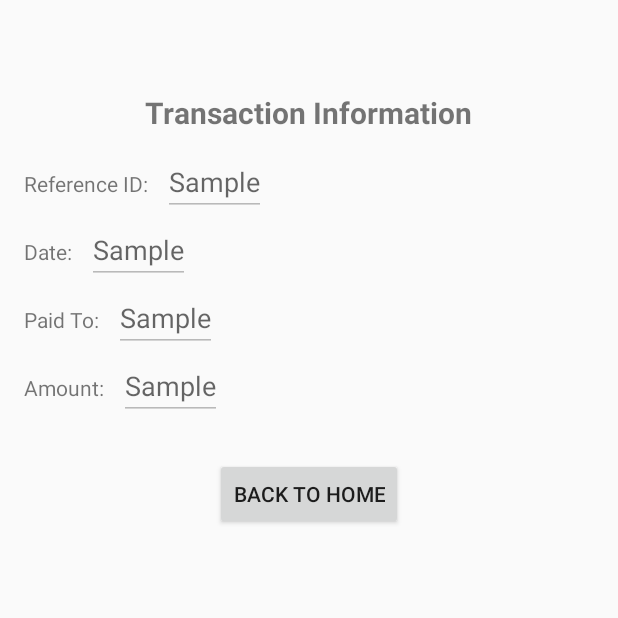
After one commit to LCGG-Group/Price2Beat, an Android app: the TransactionActivity screen opened directly, with no data from a screen before it, on a phone screen of 412 x 824 dp, the top half of it. The commit adds this screen. Run offline under Robolectric (Android 15) with nearby library versions, the phone set to English and light mode, and no system bars; our stand-ins replace Firebase (no records; nobody signed in at launch, a user with empty details on screens opened directly); libraries missing offline, so code that uses them is left out: com.facebook.

Commit message:
- Created Transaction Page

```diff
--- a/app/src/main/AndroidManifest.xml
+++ b/app/src/main/AndroidManifest.xml
@@ -43,6 +43,9 @@
             android:name=".ForgotPasswordActivity"
             android:label="Forgot Password" />
         <activity
+            android:name=".TransactionActivity"
+            android:label="Reference Information" />
+        <activity
             android:name=".MainActivity"
             android:label="@string/app_name">
             <meta-data
--- a/app/src/main/java/com/lcgg/price2beat/MarketAdapter.java
+++ b/app/src/main/java/com/lcgg/price2beat/MarketAdapter.java
@@ -56,12 +56,12 @@ public class MarketAdapter extends RecyclerView.Adapter<MarketAdapter.MyViewHold
     private Transaction transaction;
 
 
+    Store storeName;
     String p, it , amount, referenceId, store, refDatePay;
-    EditText editAmountPay;
 
     FirebaseAuth auth;
     FirebaseDatabase database = FirebaseDatabase.getInstance();
-    DatabaseReference refWallet, refTransactions, refPoints;
+    DatabaseReference refWallet, refTransactions, refPoints, refStore;
 
     public MarketAdapter(Context mContext, ArrayList<Market> markets) {
         this.mContext = mContext;
@@ -180,20 +180,12 @@ public class MarketAdapter extends RecyclerView.Adapter<MarketAdapter.MyViewHold
         refTransactions.addListenerForSingleValueEvent(valueEventListenerTransaction);
     }
     private void processPay(String name, String price) {
-        addTransaction();
 
         if(Double.valueOf(price) > wallet.getAmount()){
             alertBox("Insufficient funds", "Go to your wallet and add money.");
         }
-        else{
-            Intent i = new Intent(mContext, MainActivity.class);
-            i.putExtra("referenceId", referenceId);
-            i.putExtra("name", name);
-            i.putExtra("price", price);
-            i.putExtra("date", refDatePay);
-            i.putExtra("payTo", store);
-            mContext.startActivity(i);
-        }
+        else
+            addTransaction();
     }
     private ValueEventListener valueEventListenerPay = new ValueEventListener() {
         @Override
@@ -218,14 +210,7 @@ public class MarketAdapter extends RecyclerView.Adapter<MarketAdapter.MyViewHold
             String refGenerated = String.format("%04d", generator.nextInt(10000));
             String refDate = refDatePay.split("-")[2];
 
-            referenceId = refDate + refGenerated;
-
-            refTransactions.child(referenceId);
-            refTransactions.child(referenceId).child("refNumber").setValue(referenceId);
-            refTransactions.child(referenceId).child("date").setValue(refDatePay);
-            refTransactions.child(referenceId).child("item").setValue(it);
-            refTransactions.child(referenceId).child("amount").setValue(p);
-            refTransactions.child(referenceId).child("payTo").setValue(store);
+            referenceId = refDate + "-" + refGenerated;
 
             refWallet.child(auth.getUid()).addListenerForSingleValueEvent(new ValueEventListener() {
                 @Override
@@ -268,6 +253,37 @@ public class MarketAdapter extends RecyclerView.Adapter<MarketAdapter.MyViewHold
 
                 }
             });
+
+            refTransactions.child(referenceId);
+            refTransactions.child(referenceId).child("refNumber").setValue(referenceId);
+            refTransactions.child(referenceId).child("date").setValue(refDatePay);
+            refTransactions.child(referenceId).child("item").setValue(it);
+            refTransactions.child(referenceId).child("amount").setValue(p);
+            refTransactions.child(referenceId).child("claimed").setValue(false);
+
+            refStore = database.getReference("Store").child(store);
+            refStore.addListenerForSingleValueEvent(new ValueEventListener() {
+                @Override
+                public void onDataChange(@NonNull DataSnapshot dataSnapshot) {
+                    storeName = dataSnapshot.getValue(Store.class);
+                    refTransactions.child(referenceId).child("payTo").setValue(storeName.getName());
+
+                    Intent intent = new Intent(mContext, TransactionActivity.class);
+                    intent.putExtra("payRefId", referenceId);
+                    intent.putExtra("payName", it);
+                    intent.putExtra("payPrice", p);
+                    intent.putExtra("payDate", refDatePay);
+                    intent.putExtra("payTo",storeName.getName());
+                    mContext.startActivity(intent);
+                }
+
+                @Override
+                public void onCancelled(@NonNull DatabaseError databaseError) {
+
+                }
+            });
+
+
         }
         @Override
         public void onCancelled(@NonNull DatabaseError databaseError) {
--- /dev/null
+++ b/app/src/main/java/com/lcgg/price2beat/TransactionActivity.java
@@ -0,0 +1,91 @@
+package com.lcgg.price2beat;
+
+import android.animation.Animator;
+import android.animation.AnimatorListenerAdapter;
+import android.annotation.TargetApi;
+import android.content.Context;
+import android.content.pm.PackageManager;
+import android.support.annotation.NonNull;
+import android.support.design.widget.Snackbar;
+import android.support.v7.app.AppCompatActivity;
+import android.app.LoaderManager.LoaderCallbacks;
+
+import android.content.CursorLoader;
+import android.content.Loader;
+import android.database.Cursor;
+import android.net.Uri;
+import android.os.AsyncTask;
+
+import android.os.Build;
+import android.os.Bundle;
+import android.provider.ContactsContract;
+import android.text.TextUtils;
+import android.view.KeyEvent;
+import android.view.View;
+import android.view.View.OnClickListener;
+import android.view.inputmethod.EditorInfo;
+import android.widget.ArrayAdapter;
+import android.widget.AutoCompleteTextView;
+import android.widget.Button;
+import android.widget.EditText;
+import android.widget.LinearLayout;
+import android.widget.TextView;
+
+import com.facebook.CallbackManager;
+import com.facebook.FacebookSdk;
+import com.google.android.gms.tasks.OnCompleteListener;
+import com.google.android.gms.tasks.Task;
+import com.google.firebase.auth.AuthResult;
+import com.google.firebase.auth.FirebaseAuth;
+
+import java.util.ArrayList;
+import java.util.List;
+
+import android.content.Intent;
+import android.widget.Toast;
+
+public class TransactionActivity extends AppCompatActivity {
+
+    private FirebaseAuth auth;
+    Button btnHome;
+
+    EditText refIdTxt, refPriceTxt, refDateTxt, refMerchantTxt;
+    LinearLayout activity_main;
+
+    String refId, refName, refPrice, refDate, refMerchant;
+
+    @Override
+    protected void onCreate(Bundle savedInstanceState) {
+        super.onCreate(savedInstanceState);
+        setContentView(R.layout.activity_transaction);
+
+        Intent intent = getIntent();
+
+        refId = getIntent().getStringExtra("payRefId");
+        refName = getIntent().getStringExtra("payName");
+        refPrice = getIntent().getStringExtra("payPrice");
+        refDate = getIntent().getStringExtra("payDate");
+        refMerchant = getIntent().getStringExtra("payTo");
+
+        refIdTxt = (EditText) findViewById(R.id.transRefTxt);
+        refDateTxt = (EditText) findViewById(R.id.transDateTxt);
+        refMerchantTxt = (EditText) findViewById(R.id.transMerchantTxt);
+        refPriceTxt = (EditText) findViewById(R.id.transAmtTxt);
+
+        refIdTxt.setText(refId);
+        refDateTxt.setText(refDate);
+        refMerchantTxt.setText(refMerchant);
+        refPriceTxt.setText(refPrice);
+
+        btnHome = (Button) findViewById(R.id.transBtnHome);
+        btnHome.setOnClickListener(new OnClickListener() {
+            @Override
+            public void onClick(View v) {
+                Intent i = new Intent(v.getContext(), MainActivity.class);
+                startActivity(i);
+            }
+        });
+    }
+
+
+}
--- /dev/null
+++ b/app/src/main/res/layout/activity_transaction.xml
@@ -0,0 +1,118 @@
+<?xml version="1.0" encoding="utf-8"?>
+<LinearLayout xmlns:android="http://schemas.android.com/apk/res/android"
+    xmlns:tools="http://schemas.android.com/tools"
+    android:layout_width="match_parent"
+    android:layout_height="match_parent"
+    android:gravity="center_horizontal"
+    android:orientation="vertical"
+    android:layout_marginTop="45dp"
+    android:padding="@dimen/activity_horizontal_margin"
+    tools:context=".TransactionActivity">
+
+    <TextView
+        android:layout_width="wrap_content"
+        android:layout_height="wrap_content"
+        android:layout_gravity="center"
+        android:textStyle="bold"
+        android:textSize="20dp"
+        android:text="Transaction Information"/>
+
+    <LinearLayout
+        android:layout_width="match_parent"
+        android:layout_height="wrap_content"
+        android:layout_marginTop="10dp"
+        android:orientation="vertical">
+
+        <LinearLayout
+            android:layout_width="match_parent"
+            android:layout_height="wrap_content"
+            android:orientation="horizontal">
+
+            <TextView
+                android:layout_width="wrap_content"
+                android:layout_height="wrap_content"
+                android:text="Reference ID:"
+                android:id="@+id/transRef"/>
+
+            <EditText
+                android:layout_width="wrap_content"
+                android:layout_height="wrap_content"
+                android:layout_marginLeft="10dp"
+                android:id="@+id/transRefTxt"
+                android:enabled="false"
+                android:hint="Sample" />
+
+        </LinearLayout>
+        <LinearLayout
+            android:layout_width="match_parent"
+            android:layout_height="wrap_content"
+            android:orientation="horizontal">
+
+            <TextView
+                android:layout_width="wrap_content"
+                android:layout_height="wrap_content"
+                android:text="Date:"
+                android:id="@+id/transDate"/>
+
+            <EditText
+                android:layout_width="wrap_content"
+                android:layout_height="wrap_content"
+                android:layout_marginLeft="10dp"
+                android:id="@+id/transDateTxt"
+                android:enabled="false"
+                android:hint="Sample" />
+
+        </LinearLayout>
+        <LinearLayout
+            android:layout_width="match_parent"
+            android:layout_height="wrap_content"
+            android:orientation="horizontal">
+
+            <TextView
+                android:layout_width="wrap_content"
+                android:layout_height="wrap_content"
+                android:text="Paid To:"
+                android:id="@+id/transMerchant"/>
+
+            <EditText
+                android:layout_width="wrap_content"
+                android:layout_height="wrap_content"
+                android:layout_marginLeft="10dp"
+                android:id="@+id/transMerchantTxt"
+                android:enabled="false"
+                android:hint="Sample" />
+
+        </LinearLayout>
+        <LinearLayout
+            android:layout_width="match_parent"
+            android:layout_height="wrap_content"
+            android:orientation="horizontal">
+
+            <TextView
+                android:layout_width="wrap_content"
+                android:layout_height="wrap_content"
+                android:text="Amount:"
+                android:id="@+id/transAmt"/>
+
+            <EditText
+                android:layout_width="wrap_content"
+                android:layout_height="wrap_content"
+                android:layout_marginLeft="10dp"
+                android:id="@+id/transAmtTxt"
+                android:enabled="false"
+                android:hint="Sample" />
+
+        </LinearLayout>
+
+        <Button
+            android:layout_width="wrap_content"
+            android:layout_height="wrap_content"
+            android:layout_margin="25dp"
+            android:layout_gravity="center"
+            android:id="@+id/transBtnHome"
+            android:text="Back to Home"/>
+
+
+    </LinearLayout>
+
+</LinearLayout>
```
